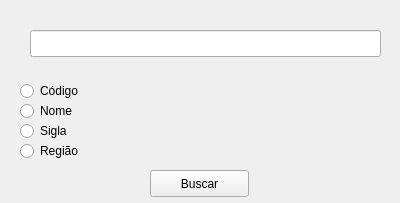
Above: GUI/iesform.ui from ericbg27/BD2017-2 before the change. Below: the same form after it.
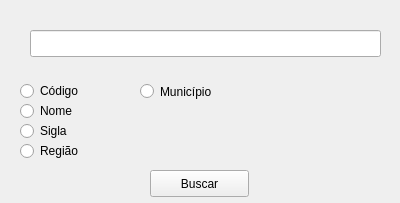
That is the form after the change.

```diff
--- a/GUI/iesform.ui
+++ b/GUI/iesform.ui
@@ -88,6 +88,19 @@
     <string>Buscar</string>
    </property>
   </widget>
+  <widget class="QRadioButton" name="MunRadio">
+   <property name="geometry">
+    <rect>
+     <x>140</x>
+     <y>80</y>
+     <width>112</width>
+     <height>23</height>
+    </rect>
+   </property>
+   <property name="text">
+    <string>Município</string>
+   </property>
+  </widget>
  </widget>
  <resources/>
  <connections/>
```
